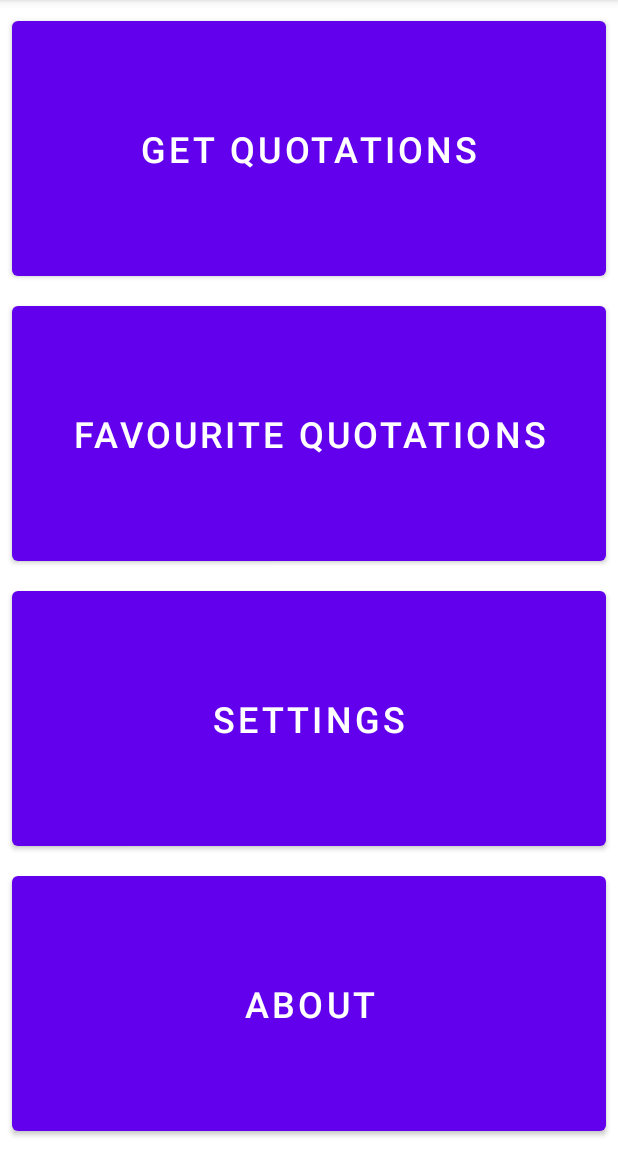
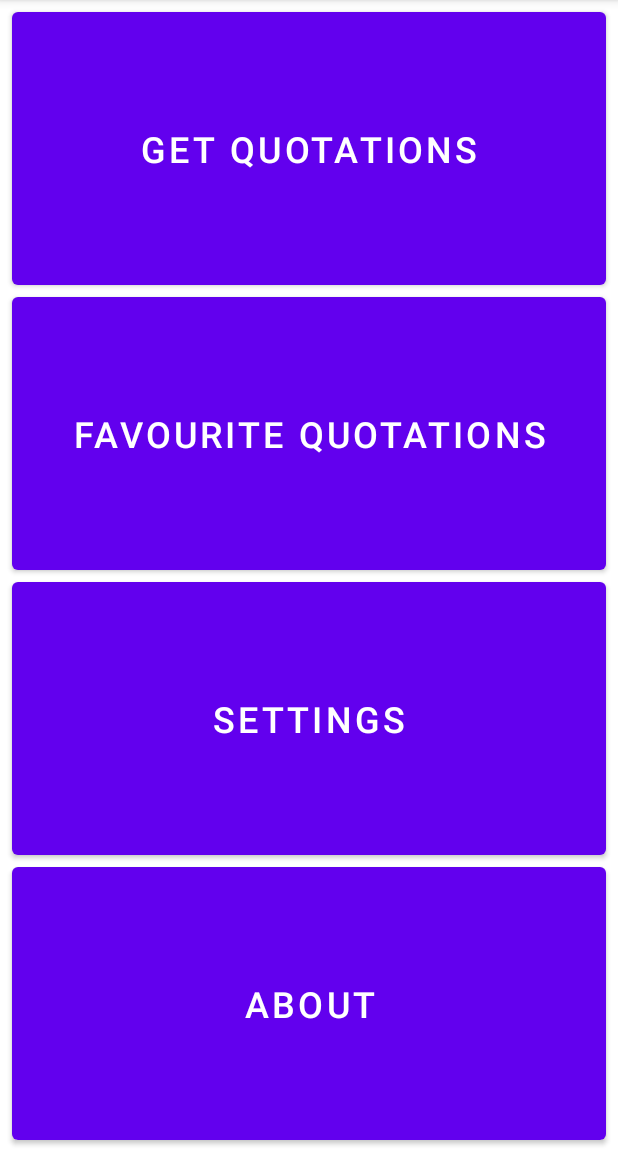
Before and after one commit to a1ex9788/MyQuotations, an Android app: the screen it shows after launch (DashboardActivity), on a phone screen of 412 x 824 dp, the part 84-1236 px from its top. Run offline under Robolectric (Android 15) with nearby library versions, the phone set to English and light mode, and no system bars.

Commit message:
Mejoras UI generales.

```diff
--- a/app/src/main/res/layout-land/activity_dashboard.xml
+++ b/app/src/main/res/layout-land/activity_dashboard.xml
@@ -8,6 +8,8 @@
 
     <Button
         android:id="@+id/button_getQuotations"
+        android:insetTop="0dp"
+        android:insetBottom="0dp"
         android:layout_width="0dp"
         android:layout_height="0dp"
         android:layout_marginStart="8dp"
@@ -24,6 +26,8 @@
 
     <Button
         android:id="@+id/button_favouriteQuotations"
+        android:insetTop="0dp"
+        android:insetBottom="0dp"
         android:layout_width="0dp"
         android:layout_height="0dp"
         android:layout_marginStart="4dp"
@@ -40,6 +44,8 @@
 
     <Button
         android:id="@+id/button_settings"
+        android:insetTop="0dp"
+        android:insetBottom="0dp"
         android:layout_width="0dp"
         android:layout_height="0dp"
         android:layout_marginStart="8dp"
@@ -56,6 +62,8 @@
 
     <Button
         android:id="@+id/button_about"
+        android:insetTop="0dp"
+        android:insetBottom="0dp"
         android:layout_width="0dp"
         android:layout_height="0dp"
         android:layout_marginStart="4dp"
--- a/app/src/main/res/layout/activity_dashboard.xml
+++ b/app/src/main/res/layout/activity_dashboard.xml
@@ -14,9 +14,11 @@
         android:layout_marginTop="8dp"
         android:layout_marginEnd="8dp"
         android:layout_marginBottom="4dp"
+        android:insetTop="0dp"
+        android:insetBottom="0dp"
+        android:onClick="onClickAnyButton"
         android:text="@string/button_getQuotations"
         android:textSize="@dimen/dashboardButtons"
-        android:onClick="onClickAnyButton"
         app:layout_constraintBottom_toTopOf="@+id/button_favouriteQuotations"
         app:layout_constraintEnd_toEndOf="parent"
         app:layout_constraintStart_toStartOf="parent"
@@ -30,6 +32,8 @@
         android:layout_marginTop="4dp"
         android:layout_marginEnd="8dp"
         android:layout_marginBottom="4dp"
+        android:insetTop="0dp"
+        android:insetBottom="0dp"
         android:text="@string/button_favouriteQuotations"
         android:textSize="@dimen/dashboardButtons"
         android:onClick="onClickAnyButton"
@@ -46,6 +50,8 @@
         android:layout_marginTop="4dp"
         android:layout_marginEnd="8dp"
         android:layout_marginBottom="4dp"
+        android:insetTop="0dp"
+        android:insetBottom="0dp"
         android:text="@string/button_settings"
         android:textSize="@dimen/dashboardButtons"
         android:onClick="onClickAnyButton"
@@ -62,6 +68,8 @@
         android:layout_marginTop="4dp"
         android:layout_marginEnd="8dp"
         android:layout_marginBottom="8dp"
+        android:insetTop="0dp"
+        android:insetBottom="0dp"
         android:text="@string/button_about"
         android:textSize="@dimen/dashboardButtons"
         android:onClick="onClickAnyButton"
--- a/app/src/main/res/layout/activity_favourite_quotations.xml
+++ b/app/src/main/res/layout/activity_favourite_quotations.xml
@@ -8,6 +8,8 @@
 
     <Button
         android:id="@+id/button"
+        android:insetTop="0dp"
+        android:insetBottom="0dp"
         android:layout_width="wrap_content"
         android:layout_height="wrap_content"
         android:layout_marginEnd="8dp"
--- a/app/src/main/res/layout/activity_random_quotations.xml
+++ b/app/src/main/res/layout/activity_random_quotations.xml
@@ -66,10 +66,10 @@
         android:layout_height="wrap_content"
         android:layout_marginTop="8dp"
         android:layout_marginEnd="8dp"
+        android:contentDescription="@string/imageView_refreshQuotation"
         android:onClick="onClickRefreshButton"
         app:layout_constraintEnd_toEndOf="parent"
         app:layout_constraintTop_toTopOf="parent"
-        app:srcCompat="@android:drawable/ic_menu_rotate"
-        android:contentDescription="@string/imageView_refreshQuotation" />
+        app:srcCompat="@android:drawable/ic_menu_rotate" />
 
 </androidx.constraintlayout.widget.ConstraintLayout>
```
Also changed, not shown: app/src/main/res/layout/activity_about.xml (+4 -4 lines).
